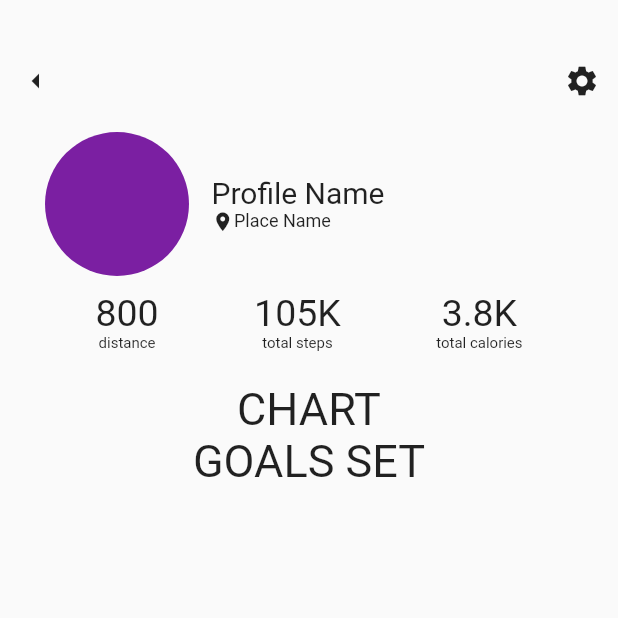
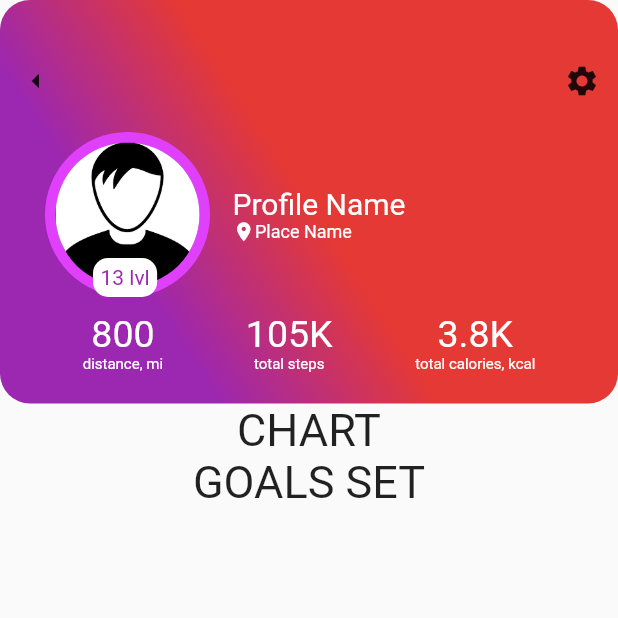
Before and after one commit to kiranraju03/fitrunner, a Flutter app: the screen it shows after launch, on a phone screen of 412 x 824 dp, the top half of it. Run offline on Flutter 3.47's test engine with Material 2 defaults, Android fonts, the phone set to English and light mode, and no system bars.

Commit message:
Stylised profile card

```diff
--- a/lib/widgets/profilecarddetails.dart
+++ b/lib/widgets/profilecarddetails.dart
@@ -4,6 +4,16 @@ class ProfileCardDetails extends StatelessWidget {
   @override
   Widget build(BuildContext context) {
     return Container(
+        decoration: BoxDecoration(
+          gradient: LinearGradient(
+            begin: Alignment.bottomLeft,
+            end: Alignment.topRight,
+            stops: [0.25, 0.5],
+            colors: [Colors.purple, Colors.red[600]],
+            tileMode: TileMode.repeated,
+          ),
+          borderRadius: BorderRadius.circular(20),
+        ),
         padding: EdgeInsets.fromLTRB(0, 30, 0, 20),
         // height: (MediaQuery.of(context).size.height) / 4.0,
         child: Column(
@@ -28,10 +38,33 @@ class ProfileCardDetails extends StatelessWidget {
               child: Row(
                 mainAxisAlignment: MainAxisAlignment.start,
                 children: [
-                  CircleAvatar(
-                    radius: 48,
-                    // backgroundImage: AssetImage(''),
-                  ),
+                  Stack(children: [
+                    CircleAvatar(
+                      radius: 55,
+                      backgroundColor: Colors.purpleAccent,
+                      child: CircleAvatar(
+                        radius: 48,
+                        backgroundImage: AssetImage('assets/images.png'),
+                      ),
+                    ),
+                    Positioned(
+                      bottom: 0.0,
+                      left: 32,
+                      child: Container(
+                        padding: EdgeInsets.all(5),
+                        decoration: BoxDecoration(
+                          color: Colors.white,
+                          borderRadius: BorderRadius.circular(10),
+                        ),
+                        child: Text(
+                          "13 lvl",
+                          style: TextStyle(
+                            color: Colors.purple,
+                          ),
+                        ),
+                      ),
+                    ),
+                  ]),
                   Padding(
                     padding: const EdgeInsets.fromLTRB(15, 0, 0, 0),
                     child: Column(
@@ -39,7 +72,10 @@ class ProfileCardDetails extends StatelessWidget {
                       children: [
                         Text(
                           "Profile Name",
-                          style: TextStyle(fontSize: 20),
+                          style: TextStyle(
+                            fontSize: 20,
+                            color: Colors.white,
+                          ),
                         ),
                         Row(
                           mainAxisAlignment: MainAxisAlignment.spaceEvenly,
@@ -47,10 +83,14 @@ class ProfileCardDetails extends StatelessWidget {
                             Icon(
                               Icons.location_on,
                               size: 15,
+                              color: Colors.white,
                             ),
                             Text(
                               "Place Name",
-                              style: TextStyle(fontSize: 12),
+                              style: TextStyle(
+                                fontSize: 12,
+                                color: Colors.white,
+                              ),
                             ),
                           ],
                         ),
@@ -64,9 +104,9 @@ class ProfileCardDetails extends StatelessWidget {
             Row(
               mainAxisAlignment: MainAxisAlignment.spaceEvenly,
               children: [
-                numberAccomplished("800", "distance"),
+                numberAccomplished("800", "distance, mi"),
                 numberAccomplished("105K", "total steps"),
-                numberAccomplished("3.8K", "total calories"),
+                numberAccomplished("3.8K", "total calories, kcal"),
               ],
             )
           ],
@@ -80,11 +120,17 @@ class ProfileCardDetails extends StatelessWidget {
       children: [
         Text(
           number,
-          style: TextStyle(fontSize: 25),
+          style: TextStyle(
+            fontSize: 25,
+            color: Colors.white,
+          ),
         ),
         Text(
           accomplishmentType,
-          style: TextStyle(fontSize: 10),
+          style: TextStyle(
+            fontSize: 10,
+            color: Colors.white,
+          ),
         )
       ],
     );
--- a/pubspec.yaml
+++ b/pubspec.yaml
@@ -20,3 +20,6 @@ dev_dependencies:
 
 flutter:
   uses-material-design: true
+
+  assets:
+    - assets/images.png
```
Also changed, not shown: assets/images.png (added).
